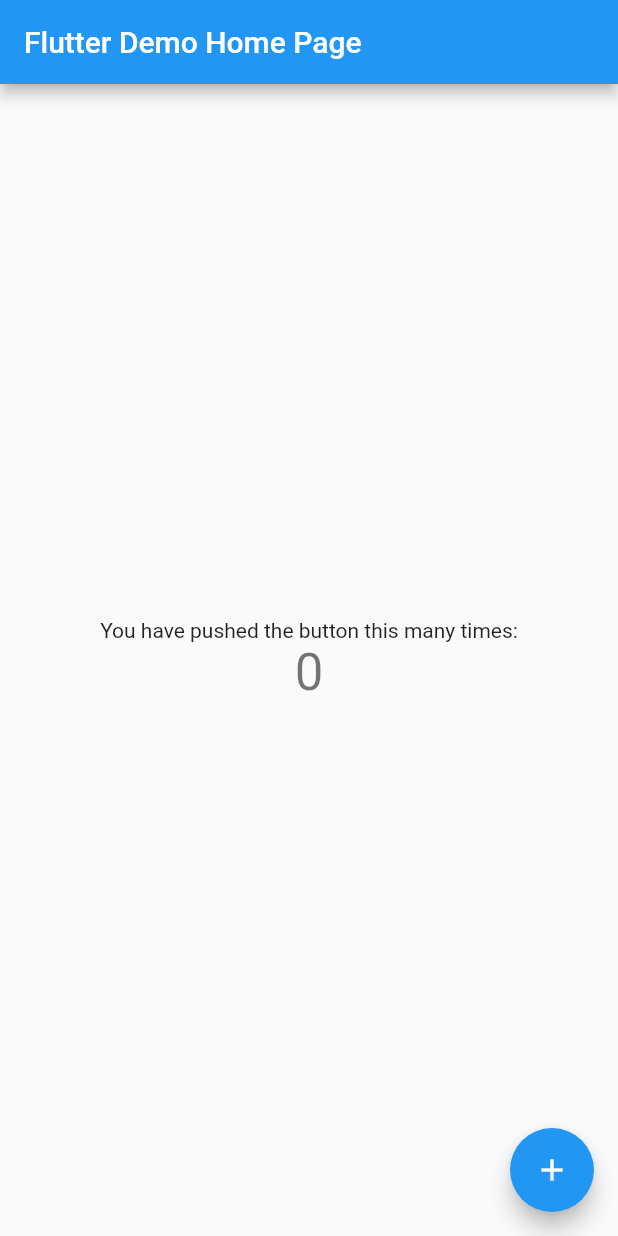
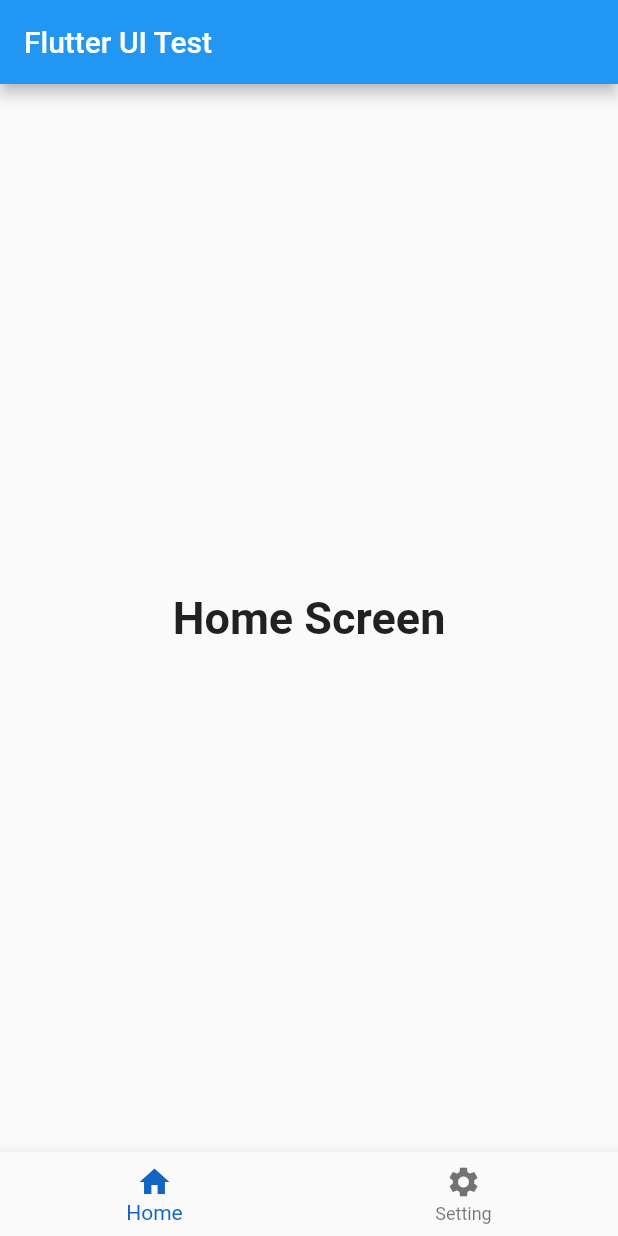
Before and after one commit to yathu/ui-automation-test-flutter, a Flutter app: the screen it shows after launch, on a phone screen of 412 x 824 dp. Run offline on Flutter 3.47's test engine with Material 2 defaults, Android fonts, the phone set to English and light mode, and no system bars.

Commit message:
bottom nav added

```diff
--- a/lib/main.dart
+++ b/lib/main.dart
@@ -1,115 +1,70 @@
 import 'package:flutter/material.dart';
+import 'package:ui_automation_testing_flutter/screens/home_screen.dart';
+import 'package:ui_automation_testing_flutter/screens/setting_screen.dart';
 
-void main() {
-  runApp(const MyApp());
-}
+void main() => runApp(const MyApp());
 
 class MyApp extends StatelessWidget {
   const MyApp({Key? key}) : super(key: key);
 
-  // This widget is the root of your application.
+  static const String _title = 'Flutter Challange';
+
   @override
   Widget build(BuildContext context) {
-    return MaterialApp(
-      title: 'Flutter Demo',
-      theme: ThemeData(
-        // This is the theme of your application.
-        //
-        // Try running your application with "flutter run". You'll see the
-        // application has a blue toolbar. Then, without quitting the app, try
-        // changing the primarySwatch below to Colors.green and then invoke
-        // "hot reload" (press "r" in the console where you ran "flutter run",
-        // or simply save your changes to "hot reload" in a Flutter IDE).
-        // Notice that the counter didn't reset back to zero; the application
-        // is not restarted.
-        primarySwatch: Colors.blue,
-      ),
-      home: const MyHomePage(title: 'Flutter Demo Home Page'),
+    return const MaterialApp(
+      title: _title,
+      home: MyStatefulWidget(),
     );
   }
 }
 
-class MyHomePage extends StatefulWidget {
-  const MyHomePage({Key? key, required this.title}) : super(key: key);
-
-  // This widget is the home page of your application. It is stateful, meaning
-  // that it has a State object (defined below) that contains fields that affect
-  // how it looks.
-
-  // This class is the configuration for the state. It holds the values (in this
-  // case the title) provided by the parent (in this case the App widget) and
-  // used by the build method of the State. Fields in a Widget subclass are
-  // always marked "final".
-
-  final String title;
+class MyStatefulWidget extends StatefulWidget {
+  const MyStatefulWidget({Key? key}) : super(key: key);
 
   @override
-  State<MyHomePage> createState() => _MyHomePageState();
+  State<MyStatefulWidget> createState() => _MyStatefulWidgetState();
 }
 
-class _MyHomePageState extends State<MyHomePage> {
-  int _counter = 0;
+class _MyStatefulWidgetState extends State<MyStatefulWidget> {
+  int _selectedIndex = 0;
 
-  void _incrementCounter() {
+
+   final List<Widget> _widgetOptions = <Widget>[
+    const HomeScreen(),
+    const SettingScreen(),
+  ];
+
+  void _onItemTapped(int index) {
     setState(() {
-      // This call to setState tells the Flutter framework that something has
-      // changed in this State, which causes it to rerun the build method below
-      // so that the display can reflect the updated values. If we changed
-      // _counter without calling setState(), then the build method would not be
-      // called again, and so nothing would appear to happen.
-      _counter++;
+      _selectedIndex = index;
     });
   }
 
   @override
   Widget build(BuildContext context) {
-    // This method is rerun every time setState is called, for instance as done
-    // by the _incrementCounter method above.
-    //
-    // The Flutter framework has been optimized to make rerunning build methods
-    // fast, so that you can just rebuild anything that needs updating rather
-    // than having to individually change instances of widgets.
     return Scaffold(
       appBar: AppBar(
-        // Here we take the value from the MyHomePage object that was created by
-        // the App.build method, and use it to set our appbar title.
-        title: Text(widget.title),
+        title: const Text('Flutter UI Test'),
       ),
       body: Center(
-        // Center is a layout widget. It takes a single child and positions it
-        // in the middle of the parent.
-        child: Column(
-          // Column is also a layout widget. It takes a list of children and
-          // arranges them vertically. By default, it sizes itself to fit its
-          // children horizontally, and tries to be as tall as its parent.
-          //
-          // Invoke "debug painting" (press "p" in the console, choose the
-          // "Toggle Debug Paint" action from the Flutter Inspector in Android
-          // Studio, or the "Toggle Debug Paint" command in Visual Studio Code)
-          // to see the wireframe for each widget.
-          //
-          // Column has various properties to control how it sizes itself and
-          // how it positions its children. Here we use mainAxisAlignment to
-          // center the children vertically; the main axis here is the vertical
-          // axis because Columns are vertical (the cross axis would be
-          // horizontal).
-          mainAxisAlignment: MainAxisAlignment.center,
-          children: <Widget>[
-            const Text(
-              'You have pushed the button this many times:',
-            ),
-            Text(
-              '$_counter',
-              style: Theme.of(context).textTheme.headline4,
-            ),
-          ],
-        ),
+        child: _widgetOptions.elementAt(_selectedIndex),
       ),
-      floatingActionButton: FloatingActionButton(
-        onPressed: _incrementCounter,
-        tooltip: 'Increment',
-        child: const Icon(Icons.add),
-      ), // This trailing comma makes auto-formatting nicer for build methods.
+      bottomNavigationBar: BottomNavigationBar(
+        items: const <BottomNavigationBarItem>[
+          BottomNavigationBarItem(
+            icon: Icon(Icons.home),
+            label: "Home",
+          ),
+          BottomNavigationBarItem(icon: Icon(Icons.settings), label: "Setting"),
+        ],
+        currentIndex: _selectedIndex,
+        selectedItemColor: Colors.blue[800],
+        onTap: _onItemTapped,
+      ),
     );
   }
+
+  void buttonPressed() {
+    print("Button Pressed");
+  }
 }
--- /dev/null
+++ b/lib/screens/home_screen.dart
@@ -0,0 +1,13 @@
+import 'package:flutter/material.dart';
+
+class HomeScreen extends StatelessWidget {
+  const HomeScreen({Key? key}) : super(key: key);
+
+  @override
+  Widget build(BuildContext context) {
+     const TextStyle optionStyle =
+    TextStyle(fontSize: 30, fontWeight: FontWeight.bold);
+
+    return const Center(child: Text("Home Screen",style: optionStyle,),);
+  }
+}
--- /dev/null
+++ b/lib/screens/setting_screen.dart
@@ -0,0 +1,15 @@
+import 'package:flutter/material.dart';
+
+class SettingScreen extends StatelessWidget {
+  const SettingScreen({Key? key}) : super(key: key);
+
+  @override
+  Widget build(BuildContext context) {
+    return Center(
+      child: ElevatedButton(
+        child: const Text("Click me"),
+        onPressed: () {},
+      ),
+    );
+  }
+}
```
